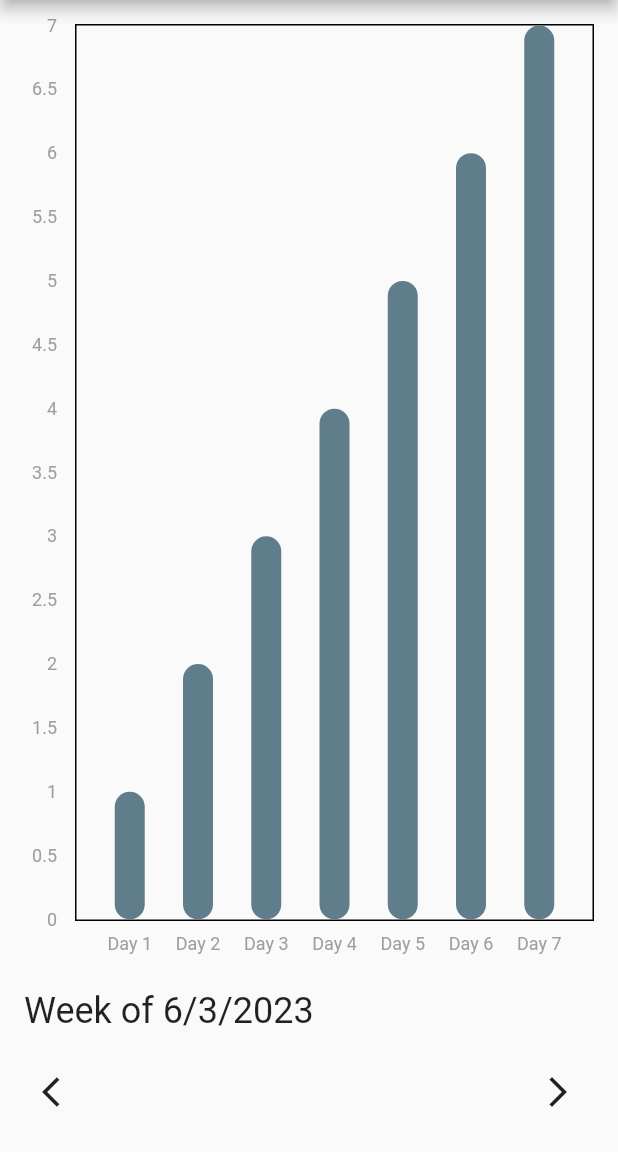
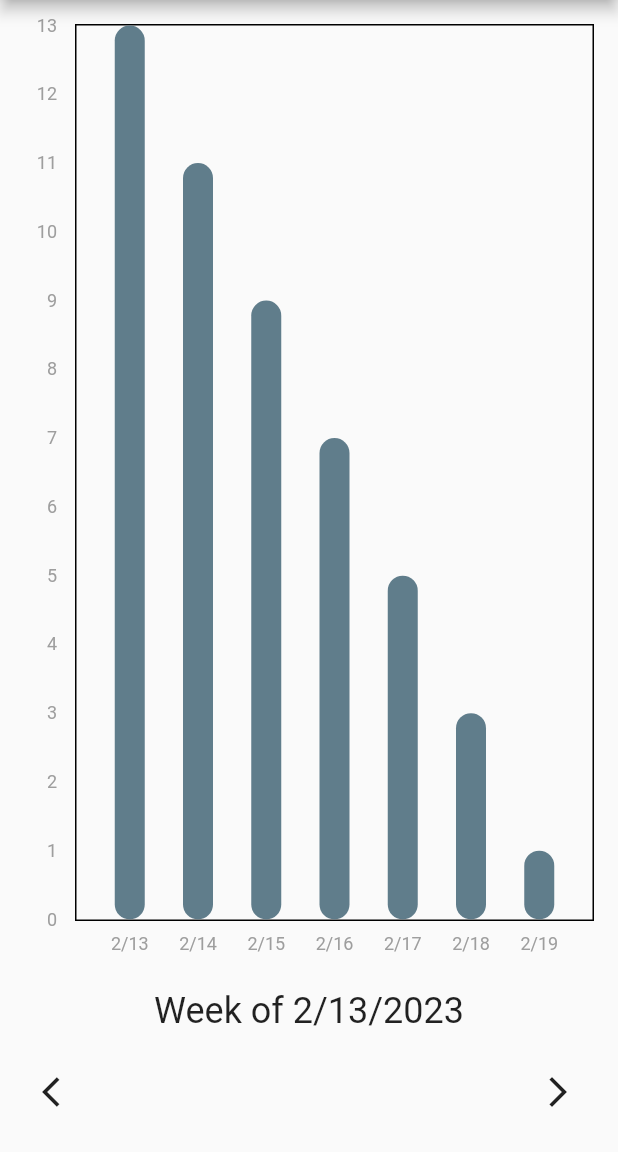
Before and after one commit to The-Rockers/DriverDrowsinessDetection, a Flutter app: the screen it shows after launch, on a phone screen of 412 x 824 dp, the part 84-1236 px from its top. Run offline on Flutter 3.47's test engine with Material 2 defaults, Android fonts, the phone set to English and light mode, and no system bars; drawn by our look-alikes of fl_chart.

Commit message:
correctly displays week range and days for alternating time range

```diff
--- a/lib/drowsiness_data.dart
+++ b/lib/drowsiness_data.dart
@@ -6,20 +6,21 @@ class DrowsinessData {
 }
 
 List<DrowsinessData> mockData = [
+  // Information should always start from lowest date and go to latest date
   DrowsinessData(
-    weekStart: DateTime(2023, 3, 6),
-    drowsiness: [1,2,3,4,5,6,7],
+    weekStart: DateTime(2023, 2, 13),
+    drowsiness: [13, 11,9, 7, 5, 3, 1],
+  ),
+  DrowsinessData(
+    weekStart: DateTime(2023, 2, 20),
+    drowsiness: [1, 3, 5, 7, 9, 11, 13],
   ),
   DrowsinessData(
     weekStart: DateTime(2023, 2, 27),
     drowsiness: [7, 6, 5, 4, 3, 2, 1],
   ),
   DrowsinessData(
-    weekStart: DateTime(2023, 2, 20),
-    drowsiness: [1, 3, 5, 7, 9, 11, 13],
-  ),
-  DrowsinessData(
-    weekStart: DateTime(2023, 2, 13),
-    drowsiness: [13, 11,9, 7, 5, 3, 1],
+    weekStart: DateTime(2023, 3, 6),
+    drowsiness: [1,2,3,4,5,6,7],
   ),
 ];
--- a/lib/drowsiness_graph.dart
+++ b/lib/drowsiness_graph.dart
@@ -3,8 +3,9 @@ import 'package:fl_chart/fl_chart.dart';
 
 class DrowsinessGraph extends StatelessWidget {
   final List<int> data;
+  final List<String> days;
 
-  DrowsinessGraph({required this.data});
+  DrowsinessGraph({required this.data, required this.days});
 
   @override
   Widget build(BuildContext context) {
@@ -30,7 +31,8 @@ class DrowsinessGraph extends StatelessWidget {
                 fontSize: 12,
               ),
               getTitles: (double value) {
-                return 'Day ${value.toInt() + 1}';
+                //return 'Day ${value.toInt() + 1}';
+                return days[value.toInt()];
               },
             ),
           ),
--- a/lib/main.dart
+++ b/lib/main.dart
@@ -1,9 +1,12 @@
 import 'package:flutter/material.dart';
-import 'package:fl_chart/fl_chart.dart';
+import 'dart:math';
+
 import 'navigation_row.dart';
 import 'drowsiness_data.dart';
 import 'drowsiness_graph.dart';
 import 'settings_drawer.dart';
+
+
 
 void main() {
   runApp(MyApp());
@@ -16,6 +19,7 @@ class MyApp extends StatefulWidget {
 }
 
 class MyAppState extends State<MyApp>{
+  // Variables defined here are more long lasting
   int currentWeekIndex = 0;
   int currentWeekRange = 1;
 
@@ -54,15 +58,57 @@ class MyAppState extends State<MyApp>{
 
   @override
   Widget build(BuildContext context) {
-    List<int> data = [];
+    // Variables declared here are redefined each time build runs
+    List<int> data = []; // For passing into DrowsinessGraph
+    List<String> daysText = []; // For writing days under each entry of graph. Passed into DrowsinessGraph
+    Map<int, DateTime> weeks = {}; // For collective DateTime objects for processing and indexing
+    final weekStart = mockData[currentWeekIndex].weekStart;
+    String weekText = ""; // For displaying text showing the range of weeks under graph
 
     for(var week = currentWeekIndex; week < (currentWeekIndex + currentWeekRange); week++){ // for the number of weeks
-      for(var day = 0; day < 7; day++){ // for each day in the week
+      weeks[week % mockData.length] = mockData[(week % mockData.length)].weekStart;
+      for(int day = 0; day < 7; day++){ // for each day in the week
+        DateTime nextDate = (mockData[(week % mockData.length)].weekStart).add( Duration(days: day));
+
+        //String monthText = (mockData[(week % mockData.length)].weekStart.month).toString();
+        //String dayText = ((mockData[(week % mockData.length)].weekStart.day) + day).toString();
+        String monthText = (nextDate.month.toString());
+        String dayText = (nextDate.day.toString());
+
+        daysText.add('${monthText}/${dayText}');
         data.add(mockData[(week % mockData.length)].drowsiness[day]);
       }
     }
 
-    final weekStart = mockData[currentWeekIndex].weekStart;
+    /*
+    final today = DateTime.now();
+    final fiftyDaysFromNow = today.add(const Duration(days: 50));
+
+    print("Today"+ '${today}');
+    print("Fifty days from now: " + '${fiftyDaysFromNow}');
+    */
+
+    if(currentWeekRange == 1){
+      weekText = 'Week of ${weekStart.month}/${weekStart.day}/${weekStart.year}';
+    }
+    else{
+
+      int lowestWeekIndex = (weeks.keys).reduce(min);
+      int highestWeekIndex = (weeks.keys).reduce(max);
+
+      for(var i = 0; i < 2; i++){
+
+        if(i == 0){
+          // From lowest week
+          weekText = 'Weeks of ${weeks[lowestWeekIndex]?.month}/${weeks[lowestWeekIndex]?.day}/${weeks[lowestWeekIndex]?.year}';
+        }
+        else{
+          // To highest week
+          weekText  += ' - ${weeks[highestWeekIndex]?.month}/${weeks[highestWeekIndex]?.day}/${weeks[highestWeekIndex]?.year}';
+        }
+      }
+
+    }
 
     return MaterialApp(
       debugShowCheckedModeBanner: false,
@@ -70,7 +116,6 @@ class MyAppState extends State<MyApp>{
         primarySwatch: Colors.blueGrey,
         visualDensity: VisualDensity.adaptivePlatformDensity,
       ),
-      //home: DrowsinessGraph(),
       home: Scaffold(
         appBar: AppBar(
           title: const Text('ADDDS Dashboard'),
@@ -81,12 +126,13 @@ class MyAppState extends State<MyApp>{
         body: Padding(
             padding: const EdgeInsets.all(16.0),
             child: Column(
-              crossAxisAlignment: CrossAxisAlignment.stretch,
+              //crossAxisAlignment: CrossAxisAlignment.stretch,
+              crossAxisAlignment: CrossAxisAlignment.center,
               children: [
-                DrowsinessGraph(data:data),
+                DrowsinessGraph(data:data, days:daysText),
                 const SizedBox(height: 16),
                 Text(
-                  'Week of ${weekStart.day}/${weekStart.month}/${weekStart.year}',
+                  '${weekText}',
                   style: const TextStyle(fontSize: 24),
                 ),
                 const SizedBox(height: 16),
```
